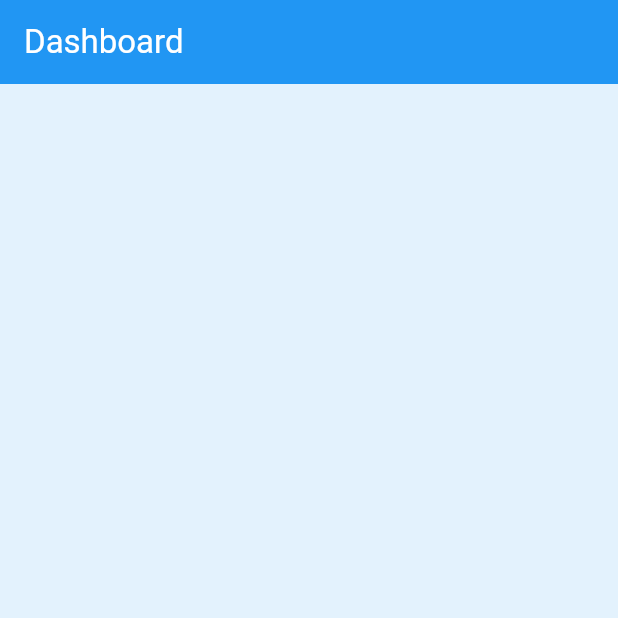
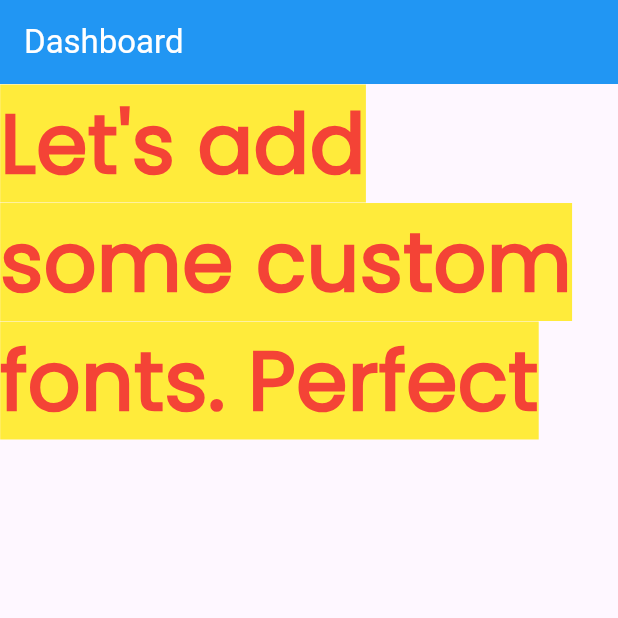
Before and after one commit to abdulmoizsiddiqui/flutterlayout, a Flutter app: the screen it shows after launch, on a phone screen of 412 x 824 dp, the top half of it. Run offline on Flutter 3.47's test engine with Material 3 defaults, Android fonts, the phone set to English and light mode, and no system bars.

Commit message:
Added custom poppins fonts

```diff
--- a/lib/main.dart
+++ b/lib/main.dart
@@ -25,7 +25,16 @@ class DashboardScreen extends StatelessWidget {
         foregroundColor: Colors.white,
         backgroundColor: Colors.blue,
       ),
-      body: Container(color: Colors.blue.shade50),
+      body: Text(
+        "Let's add some custom fonts. Perfect",
+        style: TextStyle(
+          color: Colors.red,
+          backgroundColor: Colors.yellow,
+          fontWeight: FontWeight.bold,
+          fontFamily: 'Poppins',
+          fontSize: 55,
+        ),
+      ),
     );
   }
 }
```
Also changed, not shown: pubspec.yaml (+5 -5 lines), assets/fonts/Poppins-Regular.ttf (added), 1 other file.
